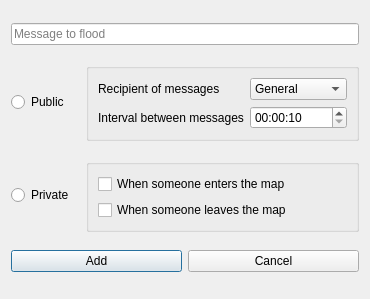
josuesavy/BotDofus, file BotDofus/src/gui/main/forms/dialogs/addfloodmessagedialog.ui: the form before one commit.
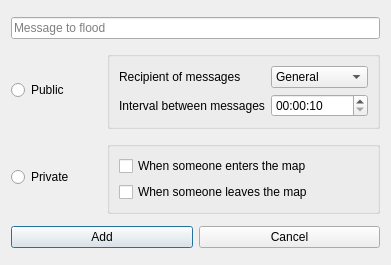
The form after the commit. Icons and pictures are not drawn.

Diff of the .ui file:
```diff
--- a/BotDofus/src/gui/main/forms/dialogs/addfloodmessagedialog.ui
+++ b/BotDofus/src/gui/main/forms/dialogs/addfloodmessagedialog.ui
@@ -6,8 +6,8 @@
    <rect>
     <x>0</x>
     <y>0</y>
-    <width>370</width>
-    <height>299</height>
+    <width>391</width>
+    <height>265</height>
    </rect>
   </property>
   <property name="windowTitle">
```
Left out of the diff: 13 changed lines with no effect on the pictures.
